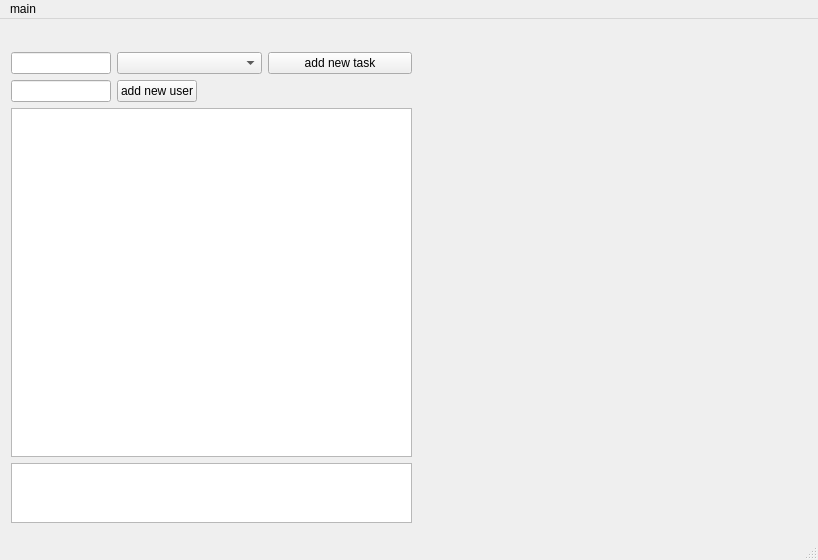
This is gantt.ui in thedanzjl/gantt as Qt 5 draws it before an edit. The edited form follows.
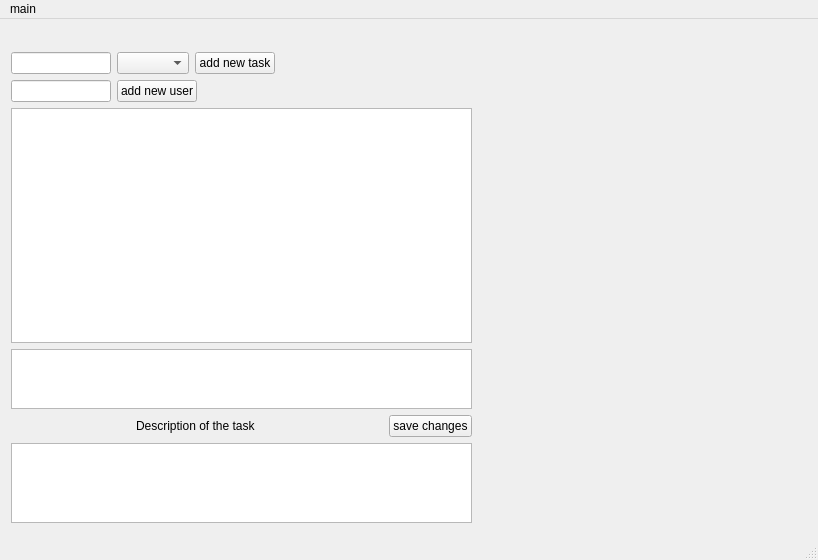
This is the edited form.

Commit message: added description field

Patch:
```diff
--- a/gantt.ui
+++ b/gantt.ui
@@ -25,7 +25,7 @@
      <rect>
       <x>11</x>
       <y>33</y>
-      <width>401</width>
+      <width>461</width>
       <height>471</height>
      </rect>
     </property>
@@ -63,6 +63,19 @@
            </property>
           </widget>
          </item>
+         <item>
+          <spacer name="horizontalSpacer_4">
+           <property name="orientation">
+            <enum>Qt::Horizontal</enum>
+           </property>
+           <property name="sizeHint" stdset="0">
+            <size>
+             <width>40</width>
+             <height>20</height>
+            </size>
+           </property>
+          </spacer>
+         </item>
         </layout>
        </item>
        <item>
@@ -146,6 +159,60 @@
          </property>
         </widget>
        </item>
+       <item>
+        <layout class="QHBoxLayout" name="horizontalLayout_3">
+         <item>
+          <spacer name="horizontalSpacer_2">
+           <property name="orientation">
+            <enum>Qt::Horizontal</enum>
+           </property>
+           <property name="sizeHint" stdset="0">
+            <size>
+             <width>40</width>
+             <height>20</height>
+            </size>
+           </property>
+          </spacer>
+         </item>
+         <item>
+          <widget class="QLabel" name="label">
+           <property name="text">
+            <string>Description of the task </string>
+           </property>
+          </widget>
+         </item>
+         <item>
+          <spacer name="horizontalSpacer_3">
+           <property name="orientation">
+            <enum>Qt::Horizontal</enum>
+           </property>
+           <property name="sizeHint" stdset="0">
+            <size>
+             <width>40</width>
+             <height>20</height>
+            </size>
+           </property>
+          </spacer>
+         </item>
+         <item>
+          <widget class="QPushButton" name="saveDescButton">
+           <property name="text">
+            <string>save changes</string>
+           </property>
+          </widget>
+         </item>
+        </layout>
+       </item>
+       <item>
+        <widget class="QPlainTextEdit" name="taskDescriptionText">
+         <property name="maximumSize">
+          <size>
+           <width>16777215</width>
+           <height>80</height>
+          </size>
+         </property>
+        </widget>
+       </item>
       </layout>
      </item>
     </layout>
```
The commit also changes 3 other files.
